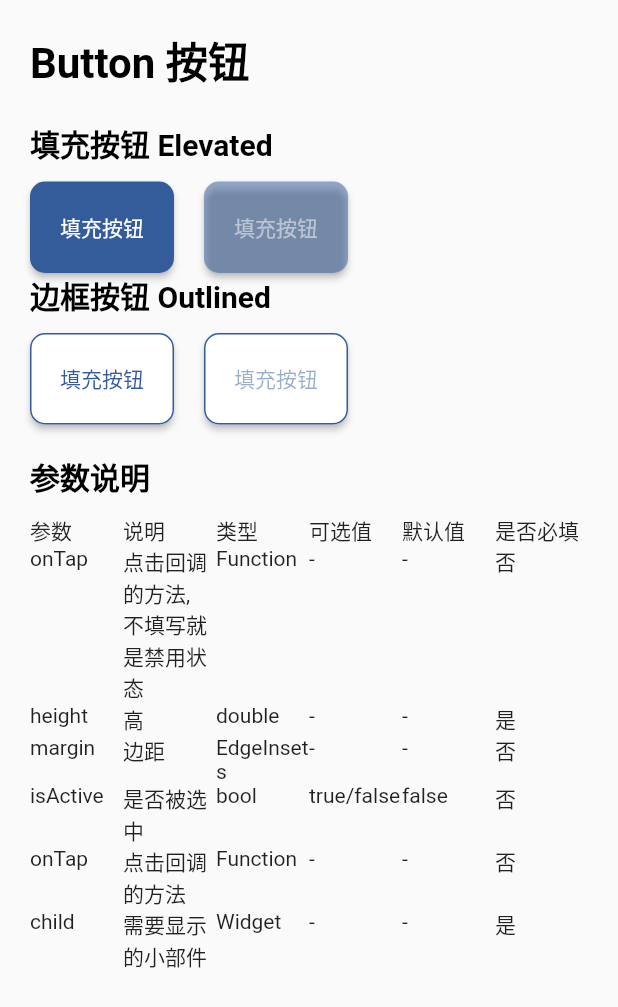
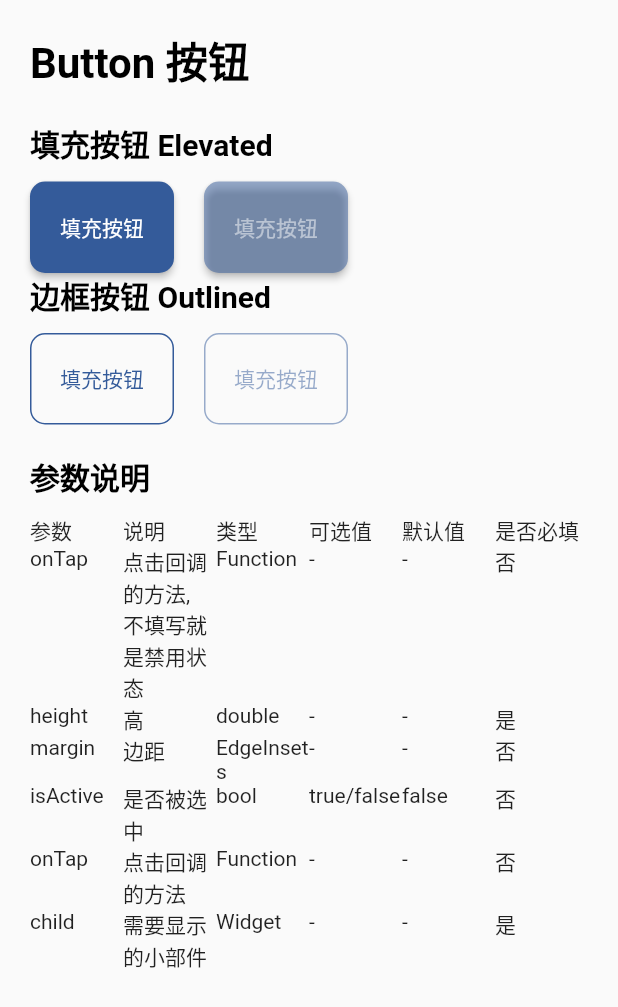
Before and after one commit to flutter-live/f_ui, a Flutter app: the BasicButton screen opened directly, on a phone screen of 412 x 824 dp. Shown: the top 1007 px of the screen. Run offline on Flutter 3.47's test engine with Material 2 defaults, Android fonts, the phone set to English and light mode, and no system bars; drawn by our look-alikes of oktoast; our stand-ins replace hexcolor; missing offline and left inert: asn1lib, draggable_scrollbar, image_picker_for_web, pointycastle, responsive_context.

Commit message:
添加限制

```diff
--- a/lib/button/f_common_buttons.dart
+++ b/lib/button/f_common_buttons.dart
@@ -87,43 +87,21 @@ class _FCommonButtonsState extends State<FCommonButtons> {
               : (() async => await intercept() ? widget.onTap() : null),
         );
       case ButtonType.Outlined:
-        return OutlinedButton(
-          style: ButtonStyle(
-            shape: MaterialStateProperty.all<RoundedRectangleBorder>(
-              RoundedRectangleBorder(
-                borderRadius: BorderRadius.circular(widget.radius),
-              ),
-            ),
-            side: MaterialStateProperty.all(BorderSide(
-              color: borderCustomColor,
-              width: 1,
-            )),
-            foregroundColor: MaterialStateProperty.resolveWith((states) {
-              if(states.contains(MaterialState.hovered)){
-                return widget.hoverTextColor;
-              }else if(states.contains(MaterialState.pressed)){
-                return colorData;
-              }else{
-                return colorData;
-              }
-            }),
-            backgroundColor: MaterialStateProperty.resolveWith((states) {
-              if(states.contains(MaterialState.hovered)){
-                return widget.hoverColor;
-              }else if(states.contains(MaterialState.pressed)){
-                return colorData;
-              }else{
-                return Colors.white;
-              }
-            }),
-            elevation: MaterialStateProperty.all(widget.elevation),
-            padding: MaterialStateProperty.all(widget.padding),
-            textStyle: MaterialStateProperty.all(widget.textStyle),
-          ),
-          child: widget.child,
+        return OutlineButton(
+          highlightElevation: widget.elevation,
+          padding: widget.padding,
           onPressed: widget.onTap == null
               ? null
               : (() async => await intercept() ? widget.onTap() : null),
+          child: widget.child,
+          textColor: colorData,
+          borderSide: BorderSide(
+            color: colorData,
+            width: 1,
+          ),
+          shape: RoundedRectangleBorder(
+            borderRadius: BorderRadius.circular(widget.radius),
+          ),
         );
       default:
         return ElevatedButton(
--- a/lib/model/error_code.dart
+++ b/lib/model/error_code.dart
@@ -408,5 +408,8 @@ class ErrorCode {
   ///未知错误
   static const String UNKNOWN_ERROR = 'S0500';
 
+  ///表单不能重复
+  static const String NOT_DUPLICATE = 'A0334';
+
 
 }
--- a/lib/pagination/pager.dart
+++ b/lib/pagination/pager.dart
@@ -198,6 +198,7 @@ class _FPager extends State<FPager> with TickerProviderStateMixin {
         child: FHoverBorder(
           width: squareUnitWidth,
           onTap: () {
+            if(widget.totalCnt == null || widget.totalCnt == 0) return;
             if (currentIndex != 1) {
               currentIndex = max(1, currentIndex - 1);
               updateUI();
@@ -214,6 +215,7 @@ class _FPager extends State<FPager> with TickerProviderStateMixin {
         child: FHoverBorder(
           width: squareUnitWidth,
           onTap: () {
+            if(widget.totalCnt == null || widget.totalCnt == 0) return;
             if (currentIndex != totalPageCnt) {
               currentIndex = min(totalPageCnt, currentIndex + 1);
               updateUI();
--- a/lib/table/ResponsiveDatatable.dart
+++ b/lib/table/ResponsiveDatatable.dart
@@ -458,16 +458,20 @@ class _FResponsiveDatatableState extends State<FResponsiveDatatable> {
                   if (widget.source != null && widget.source.isNotEmpty)
                     Expanded(
                         child: Container(
-                            child: DraggableScrollbar.semicircle(
-                                key: Key(dList.length.toString()),
-                                scrollbarAnimationDuration:
-                                    Duration(milliseconds: 100),
-                                alwaysVisibleScrollThumb: true,
-                                controller: scrollController,
-                                child: ListView(
-                                  controller: scrollController,
-                                  children: dList,
-                                )))),
+                      child: ListView(
+                        children: dList,
+                      ),
+                      // child: DraggableScrollbar.semicircle(
+                      //     key: Key(dList.length.toString()),
+                      //     scrollbarAnimationDuration:
+                      //         Duration(milliseconds: 100),
+                      //     alwaysVisibleScrollThumb: true,
+                      //     controller: scrollController,
+                      //     child: ListView(
+                      //       controller: scrollController,
+                      //       children: dList,
+                      //     )),
+                    )),
                 //footer
                 if (widget.footers != null)
                   Row(
```
